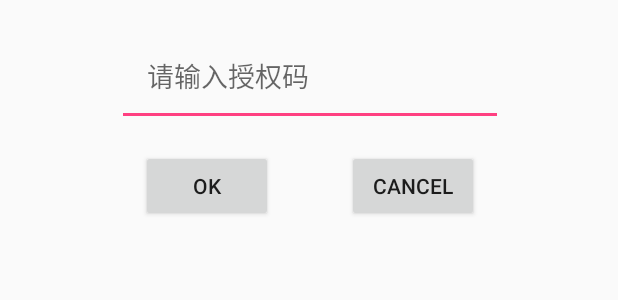
After one commit to sandglasscao/QuakeMonitor, an Android app: the layout input_license.xml on its own in the app's theme, with its tools: preview values and no code run, on a phone screen of 412 x 824 dp. The commit adds this screen. Shown: the top 300 px of the screen. Run offline under Robolectric (Android 15) with nearby library versions, the phone set to English and light mode, and no system bars.

Commit message:
check if client has a license for this application

```diff
--- /dev/null
+++ b/app/src/main/res/layout/input_license.xml
@@ -0,0 +1,48 @@
+<?xml version="1.0" encoding="utf-8"?>
+<android.support.constraint.ConstraintLayout
+    xmlns:android="http://schemas.android.com/apk/res/android"
+    xmlns:app="http://schemas.android.com/apk/res-auto"
+    xmlns:tools="http://schemas.android.com/tools"
+    android:layout_width="match_parent"
+    android:layout_height="match_parent">
+
+    <EditText
+        android:id="@+id/license_no"
+        android:layout_width="257dp"
+        android:layout_height="64dp"
+        android:layout_margin="20dp"
+        android:hint="@string/license_lbl"
+        android:padding="20dp"
+        app:layout_constraintTop_toTopOf="parent"
+        android:layout_marginTop="20dp"
+        android:layout_marginRight="8dp"
+        app:layout_constraintRight_toRightOf="parent"
+        android:layout_marginLeft="8dp"
+        app:layout_constraintLeft_toLeftOf="parent"
+        app:layout_constraintHorizontal_bias="0.507"
+        tools:layout_editor_absoluteY="24dp"
+        tools:layout_editor_absoluteX="49dp"/>
+
+    <Button
+        android:id="@+id/license_ok_btn"
+        android:layout_width="wrap_content"
+        android:layout_height="wrap_content"
+        android:layout_marginLeft="16dp"
+        android:text="@android:string/ok"
+        app:layout_constraintLeft_toLeftOf="@+id/license_no"
+        android:layout_marginTop="16dp"
+        app:layout_constraintTop_toBottomOf="@+id/license_no"/>
+
+    <Button
+        android:id="@+id/license_cancel_btn"
+        android:layout_width="wrap_content"
+        android:layout_height="wrap_content"
+        android:layout_marginBottom="0dp"
+        android:layout_marginRight="16dp"
+        android:layout_marginTop="0dp"
+        android:text="@android:string/cancel"
+        app:layout_constraintBottom_toBottomOf="@+id/license_ok_btn"
+        app:layout_constraintRight_toRightOf="@+id/license_no"
+        app:layout_constraintTop_toTopOf="@+id/license_ok_btn"
+        app:layout_constraintVertical_bias="0.0"/>
+</android.support.constraint.ConstraintLayout>
--- a/app/src/main/res/values/strings.xml
+++ b/app/src/main/res/values/strings.xml
@@ -1,5 +1,8 @@
 <resources>
     <string name="app_name">添乘仪</string>
+    <string name="ok">确定</string>
+    <string name="cancel">取消</string>
+    <string name="clear">清空记录</string>
     <string name="on_off">结束/开始</string>
     <string name="platform">线路/站内</string>
     <string name="menu_search">查找</string>
@@ -21,5 +24,6 @@
     <string name="history_loc">定位</string>
     <string name="clear_history">记录已清空</string>
     <string name="no_sdcard">无外部存储，系统将退出!</string>
-    <string name="auth_lbl">请输入授权码：</string>
+    <string name="license_lbl">请输入授权码</string>
+    <string name="input_again">授权码错误，请重新输入！</string>
 </resources>
```
Also changed, not shown: app/src/main/java/com/fcao/quakemonitor/MD5Utils.java (added, +33 -0 lines), app/src/main/java/com/fcao/quakemonitor/QuakeActivity.java (+91 -11 lines), app/src/main/res/layout/settings.xml (+14 -14 lines).
